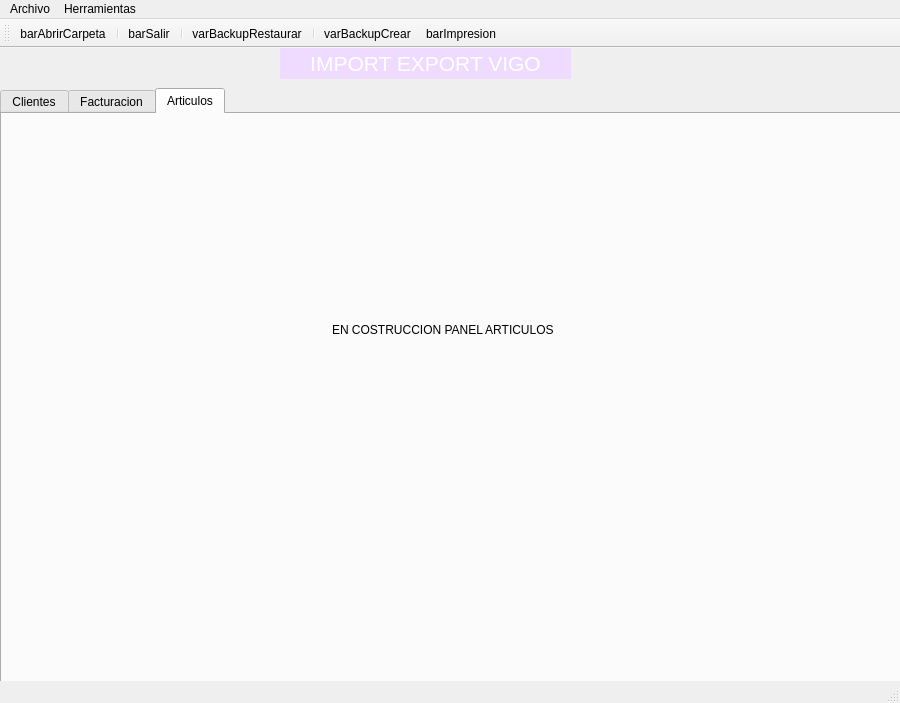
Old version of the form window.ui in the repository PortelaAtenea/BasicInterface.
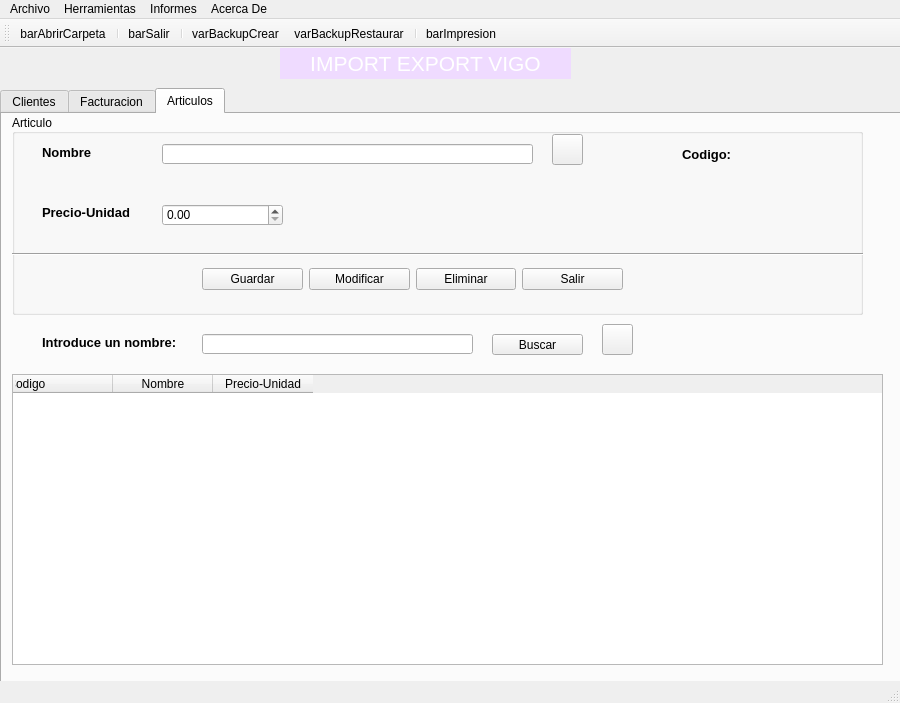
New version of the form. The open tabs and pages were chosen to show the change. Icons and pictures are not drawn.

```diff
--- a/window.ui
+++ b/window.ui
@@ -723,17 +723,316 @@
      <attribute name="title">
       <string>Articulos</string>
      </attribute>
-     <widget class="QLabel" name="label_2">
+     <widget class="QGroupBox" name="groupBox_2">
       <property name="geometry">
        <rect>
-        <x>330</x>
-        <y>170</y>
-        <width>221</width>
-        <height>91</height>
+        <x>10</x>
+        <y>0</y>
+        <width>851</width>
+        <height>201</height>
        </rect>
       </property>
+      <property name="title">
+       <string>Articulo</string>
+      </property>
+      <property name="alignment">
+       <set>Qt::AlignLeading|Qt::AlignLeft|Qt::AlignVCenter</set>
+      </property>
+      <property name="flat">
+       <bool>false</bool>
+      </property>
+      <property name="checkable">
+       <bool>false</bool>
+      </property>
+      <widget class="QWidget" name="layoutWidget_3">
+       <property name="geometry">
+        <rect>
+         <x>190</x>
+         <y>140</y>
+         <width>421</width>
+         <height>51</height>
+        </rect>
+       </property>
+       <layout class="QHBoxLayout" name="horizontalLayout_8">
+        <item>
+         <widget class="QPushButton" name="btnGrabaArti">
+          <property name="text">
+           <string>Guardar</string>
+          </property>
+         </widget>
+        </item>
+        <item>
+         <widget class="QPushButton" name="btnModifArti">
+          <property name="text">
+           <string>Modificar</string>
+          </property>
+         </widget>
+        </item>
+        <item>
+         <widget class="QPushButton" name="btnBajaArti">
+          <property name="text">
+           <string>Eliminar</string>
+          </property>
+         </widget>
+        </item>
+        <item>
+         <widget class="QPushButton" name="btnSalirArti">
+          <property name="text">
+           <string>Salir</string>
+          </property>
+         </widget>
+        </item>
+       </layout>
+      </widget>
+      <widget class="Line" name="line_2">
+       <property name="geometry">
+        <rect>
+         <x>0</x>
+         <y>130</y>
+         <width>871</width>
+         <height>20</height>
+        </rect>
+       </property>
+       <property name="orientation">
+        <enum>Qt::Horizontal</enum>
+       </property>
+      </widget>
+      <widget class="QLabel" name="lbPrecioArti">
+       <property name="geometry">
+        <rect>
+         <x>30</x>
+         <y>90</y>
+         <width>101</width>
+         <height>16</height>
+        </rect>
+       </property>
+       <property name="font">
+        <font>
+         <pointsize>10</pointsize>
+         <weight>75</weight>
+         <bold>true</bold>
+        </font>
+       </property>
+       <property name="text">
+        <string>Precio-Unidad</string>
+       </property>
+      </widget>
+      <widget class="QLabel" name="lblNombreArti">
+       <property name="geometry">
+        <rect>
+         <x>30</x>
+         <y>30</y>
+         <width>55</width>
+         <height>16</height>
+        </rect>
+       </property>
+       <property name="font">
+        <font>
+         <pointsize>10</pointsize>
+         <weight>75</weight>
+         <bold>true</bold>
+        </font>
+       </property>
+       <property name="text">
+        <string>Nombre</string>
+       </property>
+      </widget>
+      <widget class="QLineEdit" name="txtNombreArti">
+       <property name="geometry">
+        <rect>
+         <x>150</x>
+         <y>30</y>
+         <width>371</width>
+         <height>20</height>
+        </rect>
+       </property>
+      </widget>
+      <widget class="QLabel" name="lblCodigoArti">
+       <property name="geometry">
+        <rect>
+         <x>750</x>
+         <y>20</y>
+         <width>81</width>
+         <height>41</height>
+        </rect>
+       </property>
+       <property name="font">
+        <font>
+         <pointsize>10</pointsize>
+         <weight>75</weight>
+         <bold>true</bold>
+        </font>
+       </property>
+       <property name="text">
+        <string/>
+       </property>
+      </widget>
+      <widget class="QDoubleSpinBox" name="spinPrecio">
+       <property name="geometry">
+        <rect>
+         <x>150</x>
+         <y>90</y>
+         <width>121</width>
+         <height>22</height>
+        </rect>
+       </property>
+       <property name="decimals">
+        <number>2</number>
+       </property>
+       <property name="singleStep">
+        <double>0.100000000000000</double>
+       </property>
+       <property name="stepType">
+        <enum>QAbstractSpinBox::DefaultStepType</enum>
+       </property>
+      </widget>
+      <widget class="QLabel" name="lblCodigoArti_2">
+       <property name="geometry">
+        <rect>
+         <x>670</x>
+         <y>20</y>
+         <width>61</width>
+         <height>41</height>
+        </rect>
+       </property>
+       <property name="font">
+        <font>
+         <pointsize>10</pointsize>
+         <weight>75</weight>
+         <bold>true</bold>
+        </font>
+       </property>
+       <property name="text">
+        <string>Codigo:</string>
+       </property>
+      </widget>
+      <widget class="QPushButton" name="btnLimpiaArti">
+       <property name="geometry">
+        <rect>
+         <x>540</x>
+         <y>20</y>
+         <width>31</width>
+         <height>31</height>
+        </rect>
+       </property>
+       <property name="text">
+        <string/>
+       </property>
+       <property name="icon">
+        <iconset>
+         <normaloff>img/recargar.png</normaloff>img/recargar.png</iconset>
+       </property>
+       <property name="iconSize">
+        <size>
+         <width>25</width>
+         <height>25</height>
+        </size>
+       </property>
+      </widget>
+     </widget>
+     <widget class="QTableWidget" name="tabArti">
+      <property name="geometry">
+       <rect>
+        <x>10</x>
+        <y>260</y>
+        <width>871</width>
+        <height>291</height>
+       </rect>
+      </property>
+      <property name="font">
+       <font>
+        <pointsize>9</pointsize>
+       </font>
+      </property>
+      <property name="alternatingRowColors">
+       <bool>true</bool>
+      </property>
+      <attribute name="verticalHeaderDefaultSectionSize">
+       <number>40</number>
+      </attribute>
+      <column>
+       <property name="text">
+        <string>Codigo                      </string>
+       </property>
+      </column>
+      <column>
+       <property name="text">
+        <string>Nombre</string>
+       </property>
+      </column>
+      <column>
+       <property name="text">
+        <string>Precio-Unidad</string>
+       </property>
+      </column>
+     </widget>
+     <widget class="QLabel" name="lblNombreArti_2">
+      <property name="geometry">
+       <rect>
+        <x>40</x>
+        <y>220</y>
+        <width>151</width>
+        <height>16</height>
+       </rect>
+      </property>
+      <property name="font">
+       <font>
+        <pointsize>10</pointsize>
+        <weight>75</weight>
+        <bold>true</bold>
+       </font>
+      </property>
       <property name="text">
-       <string>EN COSTRUCCION PANEL ARTICULOS!!</string>
+       <string>Introduce un nombre:</string>
+      </property>
+     </widget>
+     <widget class="QLineEdit" name="txtBusqueda">
+      <property name="geometry">
+       <rect>
+        <x>200</x>
+        <y>220</y>
+        <width>271</width>
+        <height>20</height>
+       </rect>
+      </property>
+      <property name="text">
+       <string/>
+      </property>
+     </widget>
+     <widget class="QPushButton" name="btnBuscar">
+      <property name="geometry">
+       <rect>
+        <x>490</x>
+        <y>220</y>
+        <width>91</width>
+        <height>21</height>
+       </rect>
+      </property>
+      <property name="text">
+       <string>Buscar</string>
+      </property>
+     </widget>
+     <widget class="QPushButton" name="btnRecargar">
+      <property name="geometry">
+       <rect>
+        <x>600</x>
+        <y>210</y>
+        <width>31</width>
+        <height>31</height>
+       </rect>
+      </property>
+      <property name="text">
+       <string/>
+      </property>
+      <property name="icon">
+       <iconset>
+        <normaloff>img/recargar.png</normaloff>img/recargar.png</iconset>
+      </property>
+      <property name="iconSize">
+       <size>
+        <width>25</width>
+        <height>25</height>
+       </size>
       </property>
      </widget>
     </widget>
@@ -772,8 +1071,21 @@
     <addaction name="actionCrear_Buckup"/>
     <addaction name="actionRestaurar_Backup"/>
    </widget>
+   <widget class="QMenu" name="menuInformes">
+    <property name="title">
+     <string>Informes</string>
+    </property>
+    <addaction name="actionListado_Clientes"/>
+   </widget>
+   <widget class="QMenu" name="menuAcerca_De">
+    <property name="title">
+     <string>Acerca De</string>
+    </property>
+   </widget>
    <addaction name="menuArchivo"/>
    <addaction name="menuHerramientas"/>
+   <addaction name="menuInformes"/>
+   <addaction name="menuAcerca_De"/>
   </widget>
   <widget class="QStatusBar" name="statusbar"/>
   <widget class="QToolBar" name="toolBar">
@@ -790,9 +1102,9 @@
    <addaction name="separator"/>
    <addaction name="actionbarSalir"/>
    <addaction name="separator"/>
-   <addaction name="actionvarBackupRestaurar"/>
-   <addaction name="separator"/>
    <addaction name="actionvarBackupCrear"/>
+   <addaction name="actionvarBackupRestaurar"/>
+   <addaction name="separator"/>
    <addaction name="actionbarImprimir"/>
   </widget>
   <action name="actionSalir">
```
Left out of the diff: 11 changed lines with no effect on the pictures.
